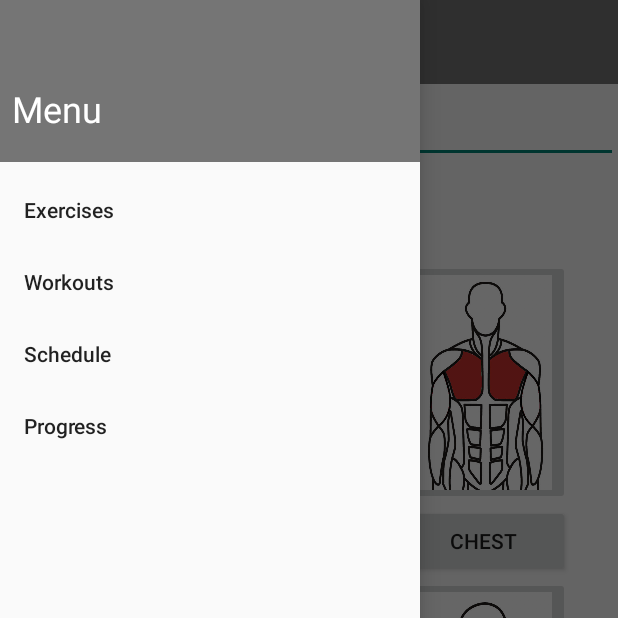
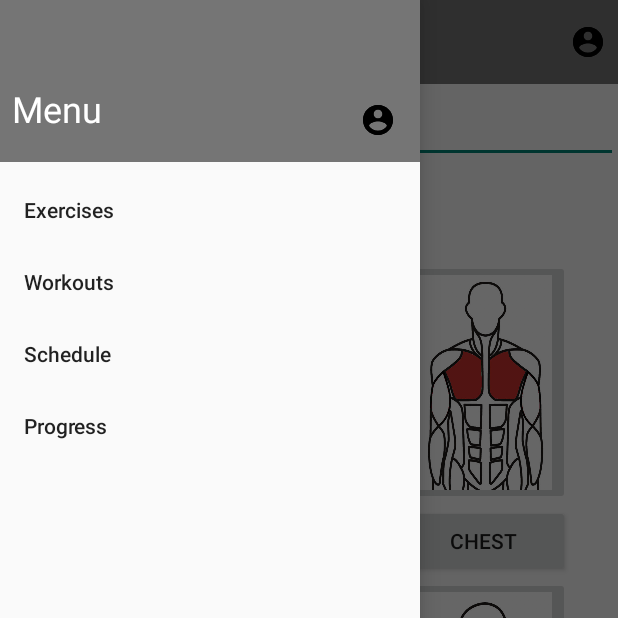
Before and after one commit to sbs61/pigs, an Android app: the screen it shows after launch (ExercisesActivity), with the side drawer open, on a phone screen of 412 x 824 dp, the top half of it. Run offline under Robolectric (Android 15) with nearby library versions, the phone set to English and light mode, and no system bars.

Commit message:
rip afhverju virkar ekki onclick á profile mynd, spyrja siggagauta kannski

```diff
--- a/app/build.gradle
+++ b/app/build.gradle
@@ -10,6 +10,7 @@ android {
         versionName "1.0"
         testInstrumentationRunner "android.support.test.runner.AndroidJUnitRunner"
     }
+    android.defaultConfig.vectorDrawables.useSupportLibrary = true
     buildTypes {
         release {
             minifyEnabled false
--- a/app/src/main/java/com/example/pigs/activities/exercise/ExercisesActivity.java
+++ b/app/src/main/java/com/example/pigs/activities/exercise/ExercisesActivity.java
@@ -22,6 +22,7 @@ import android.widget.TextView;
 
 import com.example.pigs.MainActivity;
 import com.example.pigs.R;
+import com.example.pigs.activities.authentication.LoginActivity;
 import com.example.pigs.activities.progress.ProgressActivity;
 import com.example.pigs.activities.workout.CreateWorkoutActivity;
 import com.example.pigs.activities.workout.ScheduleActivity;
@@ -220,6 +221,11 @@ public class ExercisesActivity extends AppCompatActivity {
         startActivity(i);
     }
 
+    public void goToLogin(View button){
+        Intent i = new Intent(ExercisesActivity.this, LoginActivity.class);
+        startActivity(i);
+    }
+
     private class FetchExercisesTask extends AsyncTask<Object, Void, String> {
         @Override
         protected String doInBackground(Object... params) {
--- /dev/null
+++ b/app/src/main/res/drawable/ic_account_circle_black_24dp.xml
@@ -0,0 +1,9 @@
+<vector xmlns:android="http://schemas.android.com/apk/res/android"
+        android:width="24dp"
+        android:height="24dp"
+        android:viewportWidth="24.0"
+        android:viewportHeight="24.0">
+    <path
+        android:fillColor="#FF000000"
+        android:pathData="M12,2C6.48,2 2,6.48 2,12s4.48,10 10,10 10,-4.48 10,-10S17.52,2 12,2zM12,5c1.66,0 3,1.34 3,3s-1.34,3 -3,3 -3,-1.34 -3,-3 1.34,-3 3,-3zM12,19.2c-2.5,0 -4.71,-1.28 -6,-3.22 0.03,-1.99 4,-3.08 6,-3.08 1.99,0 5.97,1.09 6,3.08 -1.29,1.94 -3.5,3.22 -6,3.22z"/>
+</vector>
--- a/app/src/main/res/layout/activity_exercise.xml
+++ b/app/src/main/res/layout/activity_exercise.xml
@@ -29,7 +29,26 @@ android:fitsSystemWindows="true">
             android:layout_width="match_parent"
             android:layout_height="56dp"
             android:background="?attr/colorPrimaryDark"
-            android:theme="@style/ThemeOverlay.AppCompat.ActionBar" />
+            android:theme="@style/ThemeOverlay.AppCompat.ActionBar">
+
+            <LinearLayout
+                android:layout_width="match_parent"
+                android:layout_height="match_parent"
+                android:gravity="center|end"
+                android:orientation="horizontal"
+                android:paddingRight="8dp">
+
+                <ImageButton
+                    android:id="@+id/imageButton"
+                    android:layout_width="wrap_content"
+                    android:layout_height="wrap_content"
+                    android:background="@drawable/ic_account_circle_black_24dp"
+                    android:onClick="goToLogin"
+                    app:srcCompat="@drawable/ic_account_circle_black_24dp" />
+
+            </LinearLayout>
+
+        </android.support.v7.widget.Toolbar>
 
         <EditText
             android:id="@+id/editText"
@@ -73,6 +92,7 @@ android:fitsSystemWindows="true">
         <include
             android:id="@+id/categoriesLayout"
             layout="@layout/activity_categories"
+            android:layout_width="match_parent"
             android:layout_height="wrap_content" />
 
         <LinearLayout
--- a/app/src/main/res/layout/nav_header.xml
+++ b/app/src/main/res/layout/nav_header.xml
@@ -1,5 +1,6 @@
 <?xml version="1.0" encoding="utf-8"?>
 <LinearLayout xmlns:android="http://schemas.android.com/apk/res/android"
+    xmlns:app="http://schemas.android.com/apk/res-auto"
     android:layout_width="match_parent"
     android:layout_height="108dp"
     android:background="?attr/colorPrimaryDark"
@@ -8,12 +9,42 @@
     android:padding="8dp"
     android:theme="@style/ThemeOverlay.AppCompat.Dark">
 
-    <TextView
+    <LinearLayout
         android:layout_width="match_parent"
         android:layout_height="match_parent"
-        android:paddingTop="48dp"
-        android:text="Menu"
-        android:textAppearance="@style/TextAppearance.AppCompat.Body1"
-        android:textSize="24sp" />
+        android:orientation="horizontal">
+
+        <TextView
+            android:layout_width="wrap_content"
+            android:layout_height="match_parent"
+            android:paddingTop="48dp"
+            android:text="Menu"
+            android:textAppearance="@style/TextAppearance.AppCompat.Body1"
+            android:textSize="24sp" />
+
+        <LinearLayout
+            android:layout_width="match_parent"
+            android:layout_height="match_parent"
+            android:gravity="bottom|end"
+            android:orientation="horizontal"
+            android:padding="8dp">
+
+            <LinearLayout
+                android:layout_width="wrap_content"
+                android:layout_height="wrap_content"
+                android:orientation="horizontal">
+
+                <ImageButton
+                    android:id="@+id/imageButton3"
+                    android:layout_width="wrap_content"
+                    android:layout_height="wrap_content"
+                    android:layout_weight="1"
+                    android:background="@drawable/ic_account_circle_black_24dp"
+                    android:onClick="goToLogin"
+                    app:srcCompat="@drawable/ic_account_circle_black_24dp" />
+            </LinearLayout>
+        </LinearLayout>
+
+    </LinearLayout>
 
 </LinearLayout>
```
Also changed, not shown: app/src/main/java/com/example/pigs/activities/authentication/LoginActivity.java (+92 -1 lines).
